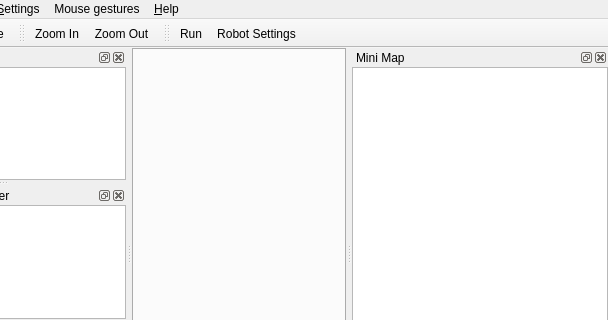
Above: unreal/branches/robots-newAge/qrgui/mainwindow/mainwindow.ui from qreal/qreal before the change; both pictures show x 130 to 738 and y 0 to 320 of the 738 by 523 pixel window. Below: the same form after it.
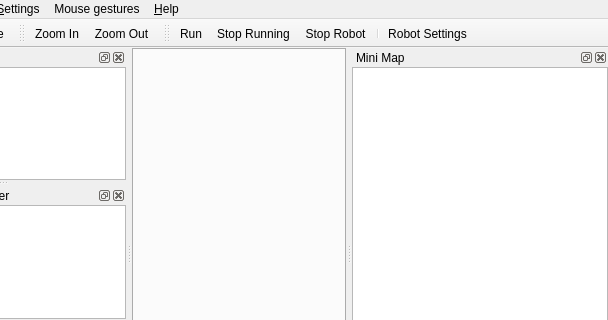
That is the form after the change. Icons and pictures are not drawn. Custom widgets are drawn as their Qt base class.

Commit message: Buttons for stopping interpretation process and for stopping all robot motors.

Patch:
```diff
--- a/unreal/branches/robots-newAge/qrgui/mainwindow/mainwindow.ui
+++ b/unreal/branches/robots-newAge/qrgui/mainwindow/mainwindow.ui
@@ -342,6 +342,9 @@
     <bool>false</bool>
    </attribute>
    <addaction name="actionRun"/>
+   <addaction name="actionStop_Running"/>
+   <addaction name="actionStop_Robot"/>
+   <addaction name="separator"/>
    <addaction name="actionRobot_Settings"/>
   </widget>
   <action name="actionQuit">
@@ -683,6 +686,22 @@
     <string>Robot Settings...</string>
    </property>
   </action>
+  <action name="actionStop_Running">
+   <property name="text">
+    <string>Stop Running</string>
+   </property>
+   <property name="toolTip">
+    <string>Stop Running</string>
+   </property>
+   <property name="shortcut">
+    <string>Shift+F5</string>
+   </property>
+  </action>
+  <action name="actionStop_Robot">
+   <property name="text">
+    <string>Stop Robot</string>
+   </property>
+  </action>
  </widget>
  <layoutdefault spacing="0" margin="0"/>
  <customwidgets>
```
The commit also changes 16 other files.
